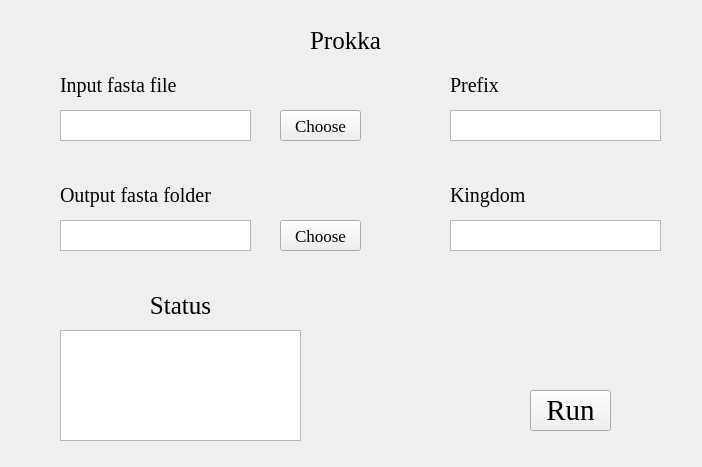
Before: the Qt Designer form Prokka.ui in hzaurzli/MicroWorldOmics, drawn with Qt 5.
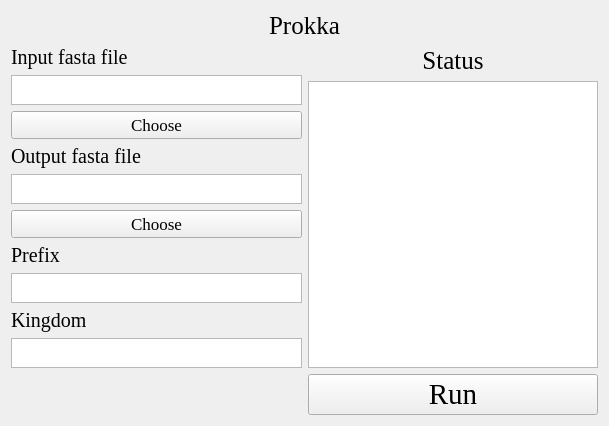
After: the same form once the commit is applied. Icons and pictures are not drawn.

The edit to the form file:
```diff
--- a/Prokka.ui
+++ b/Prokka.ui
@@ -6,8 +6,8 @@
    <rect>
     <x>0</x>
     <y>0</y>
-    <width>702</width>
-    <height>467</height>
+    <width>609</width>
+    <height>422</height>
    </rect>
   </property>
   <property name="windowTitle">
@@ -16,15 +16,38 @@
   <property name="styleSheet">
    <string notr="true">background-image: url(D:/Documents/Desktop/bb.png)</string>
   </property>
+  <layout class="QGridLayout" name="gridLayout_4">
+   <item row="1" column="1">
+    <layout class="QGridLayout" name="gridLayout_3">
+     <item row="0" column="0">
+      <widget class="QLabel" name="label_4">
+       <property name="font">
+        <font>
+         <family>Times New Roman</family>
+         <pointsize>19</pointsize>
+        </font>
+       </property>
+       <property name="text">
+        <string>Status</string>
+       </property>
+       <property name="alignment">
+        <set>Qt::AlignCenter</set>
+       </property>
+      </widget>
+     </item>
+     <item row="1" column="0">
+      <widget class="QTextBrowser" name="textBrowser">
+       <property name="styleSheet">
+        <string notr="true">background-image: url(D:/Documents/Desktop/white.png)</string>
+       </property>
+      </widget>
+     </item>
+    </layout>
+   </item>
+   <item row="0" column="0" colspan="2">
+    <layout class="QGridLayout" name="gridLayout">
+     <item row="0" column="0">
   <widget class="QLabel" name="label">
-   <property name="geometry">
-    <rect>
-     <x>290</x>
-     <y>20</y>
-     <width>111</width>
-     <height>41</height>
-    </rect>
-   </property>
    <property name="font">
     <font>
      <family>Times New Roman</family>
@@ -38,14 +61,18 @@
     <set>Qt::AlignCenter</set>
    </property>
   </widget>
+     </item>
+    </layout>
+   </item>
+   <item row="1" column="0">
+    <layout class="QGridLayout" name="gridLayout_5">
+     <item row="0" column="0">
   <widget class="QLabel" name="label_2">
-   <property name="geometry">
-    <rect>
-     <x>60</x>
-     <y>70</y>
-     <width>161</width>
-     <height>31</height>
-    </rect>
+       <property name="sizePolicy">
+        <sizepolicy hsizetype="Expanding" vsizetype="Expanding">
+         <horstretch>0</horstretch>
+         <verstretch>0</verstretch>
+        </sizepolicy>
    </property>
    <property name="font">
     <font>
@@ -60,27 +87,14 @@
     <set>Qt::AlignLeading|Qt::AlignLeft|Qt::AlignVCenter</set>
    </property>
   </widget>
-  <widget class="QTextBrowser" name="textBrowser_2">
-   <property name="geometry">
-    <rect>
-     <x>60</x>
-     <y>110</y>
-     <width>191</width>
-     <height>31</height>
-    </rect>
-   </property>
-   <property name="styleSheet">
-    <string notr="true">background-image: url(D:/Documents/Desktop/white.png)</string>
-   </property>
-  </widget>
+     </item>
+     <item row="3" column="0">
   <widget class="QLabel" name="label_3">
-   <property name="geometry">
-    <rect>
-     <x>60</x>
-     <y>180</y>
-     <width>161</width>
-     <height>31</height>
-    </rect>
+       <property name="sizePolicy">
+        <sizepolicy hsizetype="Expanding" vsizetype="Expanding">
+         <horstretch>0</horstretch>
+         <verstretch>0</verstretch>
+        </sizepolicy>
    </property>
    <property name="font">
     <font>
@@ -89,34 +103,15 @@
     </font>
    </property>
    <property name="text">
-    <string>Output fasta folder</string>
+        <string>Output fasta file</string>
    </property>
    <property name="alignment">
     <set>Qt::AlignLeading|Qt::AlignLeft|Qt::AlignVCenter</set>
    </property>
   </widget>
-  <widget class="QTextBrowser" name="textBrowser_3">
-   <property name="geometry">
-    <rect>
-     <x>60</x>
-     <y>220</y>
-     <width>191</width>
-     <height>31</height>
-    </rect>
-   </property>
-   <property name="styleSheet">
-    <string notr="true">background-image: url(D:/Documents/Desktop/white.png)</string>
-   </property>
-  </widget>
+     </item>
+     <item row="2" column="0">
   <widget class="QPushButton" name="pushButton_2">
-   <property name="geometry">
-    <rect>
-     <x>280</x>
-     <y>110</y>
-     <width>81</width>
-     <height>31</height>
-    </rect>
-   </property>
    <property name="font">
     <font>
      <family>Times New Roman</family>
@@ -127,116 +122,20 @@
     <string>Choose</string>
    </property>
   </widget>
-  <widget class="QPushButton" name="pushButton_3">
-   <property name="geometry">
-    <rect>
-     <x>280</x>
-     <y>220</y>
-     <width>81</width>
-     <height>31</height>
-    </rect>
-   </property>
-   <property name="font">
-    <font>
-     <family>Times New Roman</family>
-     <pointsize>13</pointsize>
-    </font>
-   </property>
-   <property name="text">
-    <string>Choose</string>
-   </property>
-  </widget>
-  <widget class="QTextBrowser" name="textBrowser">
-   <property name="geometry">
-    <rect>
-     <x>60</x>
-     <y>330</y>
-     <width>241</width>
-     <height>111</height>
-    </rect>
-   </property>
-   <property name="styleSheet">
-    <string notr="true">background-image: url(D:/Documents/Desktop/white.png)</string>
-   </property>
-  </widget>
-  <widget class="QLabel" name="label_4">
-   <property name="geometry">
-    <rect>
-     <x>100</x>
-     <y>290</y>
-     <width>161</width>
-     <height>31</height>
-    </rect>
-   </property>
-   <property name="font">
-    <font>
-     <family>Times New Roman</family>
-     <pointsize>19</pointsize>
-    </font>
-   </property>
-   <property name="text">
-    <string>Status</string>
-   </property>
-   <property name="alignment">
-    <set>Qt::AlignCenter</set>
-   </property>
-  </widget>
-  <widget class="QPushButton" name="pushButton">
-   <property name="geometry">
-    <rect>
-     <x>530</x>
-     <y>390</y>
-     <width>81</width>
-     <height>41</height>
-    </rect>
-   </property>
-   <property name="font">
-    <font>
-     <family>Times New Roman</family>
-     <pointsize>22</pointsize>
-    </font>
-   </property>
-   <property name="styleSheet">
-    <string notr="true">background-image: url(D:/Documents/Desktop/white.png)</string>
-   </property>
-   <property name="text">
-    <string>Run</string>
-   </property>
-  </widget>
-  <widget class="QTextEdit" name="textEdit">
-   <property name="geometry">
-    <rect>
-     <x>450</x>
-     <y>110</y>
-     <width>211</width>
-     <height>31</height>
-    </rect>
-   </property>
-   <property name="styleSheet">
-    <string notr="true">background-image: url(D:/Documents/Desktop/white.png)</string>
-   </property>
-  </widget>
-  <widget class="QTextEdit" name="textEdit_2">
-   <property name="geometry">
-    <rect>
-     <x>450</x>
-     <y>220</y>
-     <width>211</width>
-     <height>31</height>
-    </rect>
-   </property>
-   <property name="styleSheet">
-    <string notr="true">background-image: url(D:/Documents/Desktop/white.png)</string>
-   </property>
-  </widget>
+     </item>
+     <item row="6" column="0">
   <widget class="QLabel" name="label_5">
-   <property name="geometry">
-    <rect>
-     <x>450</x>
-     <y>70</y>
-     <width>101</width>
-     <height>31</height>
-    </rect>
+       <property name="sizePolicy">
+        <sizepolicy hsizetype="Expanding" vsizetype="Expanding">
+         <horstretch>0</horstretch>
+         <verstretch>0</verstretch>
+        </sizepolicy>
+       </property>
+       <property name="maximumSize">
+        <size>
+         <width>16777215</width>
+         <height>16777215</height>
+        </size>
    </property>
    <property name="font">
     <font>
@@ -251,15 +150,79 @@
     <set>Qt::AlignLeading|Qt::AlignLeft|Qt::AlignVCenter</set>
    </property>
   </widget>
+     </item>
+     <item row="1" column="0">
+      <widget class="QTextBrowser" name="textBrowser_2">
+       <property name="sizePolicy">
+        <sizepolicy hsizetype="Expanding" vsizetype="MinimumExpanding">
+         <horstretch>0</horstretch>
+         <verstretch>0</verstretch>
+        </sizepolicy>
+       </property>
+       <property name="maximumSize">
+        <size>
+         <width>16777215</width>
+         <height>30</height>
+        </size>
+       </property>
+       <property name="styleSheet">
+        <string notr="true">background-image: url(D:/Documents/Desktop/white.png)</string>
+       </property>
+      </widget>
+     </item>
+     <item row="5" column="0">
+      <widget class="QPushButton" name="pushButton_3">
+       <property name="font">
+        <font>
+         <family>Times New Roman</family>
+         <pointsize>13</pointsize>
+        </font>
+       </property>
+       <property name="text">
+        <string>Choose</string>
+       </property>
+      </widget>
+     </item>
+     <item row="4" column="0">
+      <widget class="QTextBrowser" name="textBrowser_3">
+       <property name="sizePolicy">
+        <sizepolicy hsizetype="Expanding" vsizetype="MinimumExpanding">
+         <horstretch>0</horstretch>
+         <verstretch>0</verstretch>
+        </sizepolicy>
+       </property>
+       <property name="maximumSize">
+        <size>
+         <width>16777215</width>
+         <height>30</height>
+        </size>
+       </property>
+       <property name="styleSheet">
+        <string notr="true">background-image: url(D:/Documents/Desktop/white.png)</string>
+       </property>
+      </widget>
+     </item>
+     <item row="7" column="0">
+      <widget class="QTextEdit" name="textEdit">
+       <property name="sizePolicy">
+        <sizepolicy hsizetype="Expanding" vsizetype="MinimumExpanding">
+         <horstretch>0</horstretch>
+         <verstretch>0</verstretch>
+        </sizepolicy>
+       </property>
+       <property name="maximumSize">
+        <size>
+         <width>16777215</width>
+         <height>30</height>
+        </size>
+       </property>
+       <property name="styleSheet">
+        <string notr="true">background-image: url(D:/Documents/Desktop/white.png)</string>
+       </property>
+      </widget>
+     </item>
+     <item row="8" column="0">
   <widget class="QLabel" name="label_6">
-   <property name="geometry">
-    <rect>
-     <x>450</x>
-     <y>180</y>
-     <width>101</width>
-     <height>31</height>
-    </rect>
-   </property>
    <property name="font">
     <font>
      <family>Times New Roman</family>
@@ -273,6 +236,49 @@
     <set>Qt::AlignLeading|Qt::AlignLeft|Qt::AlignVCenter</set>
    </property>
   </widget>
+     </item>
+     <item row="9" column="0">
+      <widget class="QTextEdit" name="textEdit_2">
+       <property name="sizePolicy">
+        <sizepolicy hsizetype="Expanding" vsizetype="MinimumExpanding">
+         <horstretch>0</horstretch>
+         <verstretch>0</verstretch>
+        </sizepolicy>
+       </property>
+       <property name="maximumSize">
+        <size>
+         <width>16777215</width>
+         <height>30</height>
+        </size>
+       </property>
+       <property name="styleSheet">
+        <string notr="true">background-image: url(D:/Documents/Desktop/white.png)</string>
+       </property>
+      </widget>
+     </item>
+    </layout>
+   </item>
+   <item row="2" column="1">
+    <layout class="QGridLayout" name="gridLayout_6">
+     <item row="0" column="0">
+      <widget class="QPushButton" name="pushButton">
+       <property name="font">
+        <font>
+         <family>Times New Roman</family>
+         <pointsize>22</pointsize>
+        </font>
+       </property>
+       <property name="styleSheet">
+        <string notr="true">background-image: url(D:/Documents/Desktop/white.png)</string>
+       </property>
+       <property name="text">
+        <string>Run</string>
+       </property>
+      </widget>
+     </item>
+    </layout>
+   </item>
+  </layout>
  </widget>
  <resources/>
  <connections/>
```
Left out of the diff: 6 changed lines with no effect on the pictures. Lines whose indentation alone changed are shown as unchanged.
